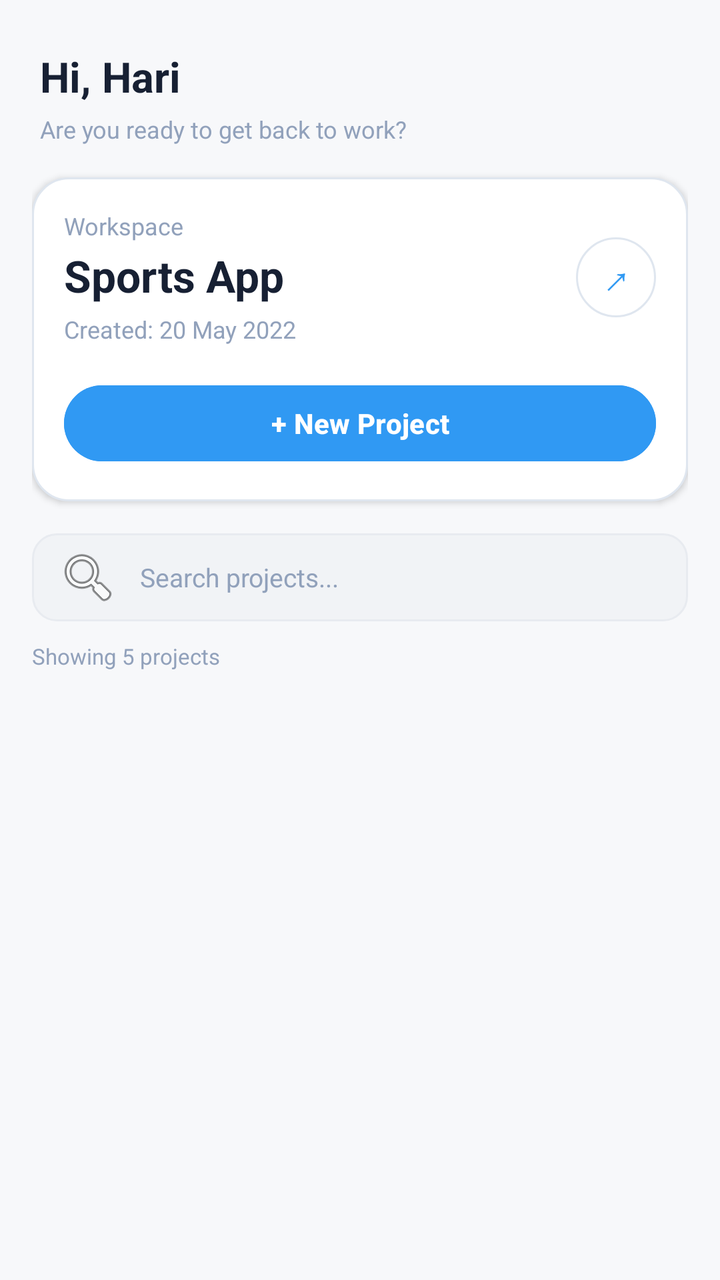
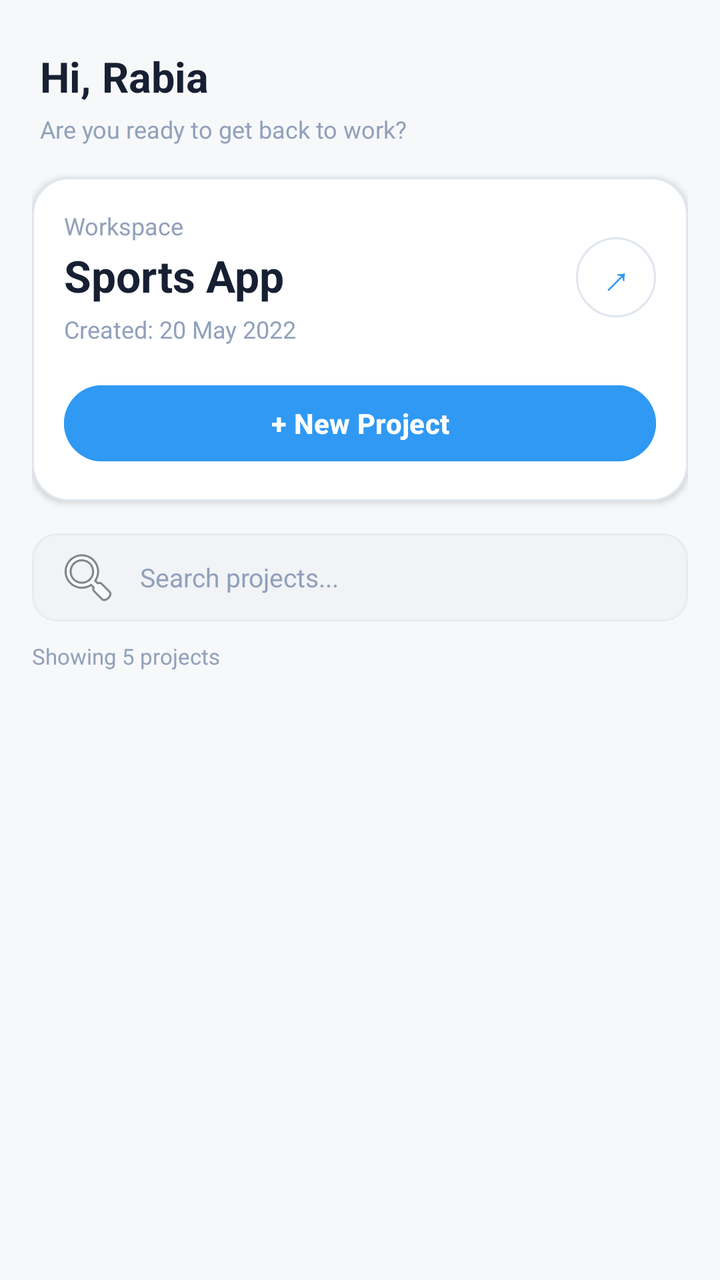

Compare the two renders of this Android layout. The source of the first and the diff that turns it into the second are given below.
<!-- AndroidManifest.xml: application theme Theme.TaskFlow -->
<!-- res/layout/activity_home.xml -->
<?xml version="1.0" encoding="utf-8"?>
<LinearLayout xmlns:android="http://schemas.android.com/apk/res/android"
    android:layout_width="match_parent"
    android:layout_height="match_parent"
    android:background="#F7F8FA"
    android:orientation="vertical"
    android:paddingStart="16dp"
    android:paddingTop="24dp"
    android:paddingEnd="16dp">

    
    <TextView
        android:id="@+id/tvWelcome"
        android:layout_width="match_parent"
        android:layout_height="wrap_content"
        android:paddingStart="4dp"
        android:text="Hi, Hari"
        android:textColor="#172033"
        android:textSize="21sp"
        android:textStyle="bold" />

    <TextView
        android:id="@+id/tvWelcomeSubtitle"
        android:layout_width="match_parent"
        android:layout_height="wrap_content"
        android:layout_marginTop="4dp"
        android:paddingStart="4dp"
        android:text="Are you ready to get back to work?"
        android:textColor="#91A1BB"
        android:textSize="12sp" />

    
    <LinearLayout
        android:layout_width="match_parent"
        android:layout_height="wrap_content"
        android:layout_marginTop="16dp"
        android:background="@drawable/bg_workspace_card"
        android:elevation="2dp"
        android:orientation="vertical"
        android:padding="16dp">

        <LinearLayout
            android:layout_width="match_parent"
            android:layout_height="wrap_content"
            android:gravity="center_vertical"
            android:orientation="horizontal">

            <LinearLayout
                android:layout_width="0dp"
                android:layout_height="wrap_content"
                android:layout_weight="1"
                android:orientation="vertical">

                <TextView
                    android:layout_width="wrap_content"
                    android:layout_height="wrap_content"
                    android:text="Workspace"
                    android:textColor="#91A1BB"
                    android:textSize="12sp" />

                <TextView
                    android:layout_width="wrap_content"
                    android:layout_height="wrap_content"
                    android:layout_marginTop="2dp"
                    android:text="Sports App"
                    android:textColor="#172033"
                    android:textSize="22sp"
                    android:textStyle="bold" />

                <TextView
                    android:id="@+id/tvWorkspaceCreated"
                    android:layout_width="wrap_content"
                    android:layout_height="wrap_content"
                    android:layout_marginTop="4dp"
                    android:text="Created: 20 May 2022"
                    android:textColor="#91A1BB"
                    android:textSize="12sp" />
            </LinearLayout>

            <TextView
                android:id="@+id/tvWorkspaceArrow"
                android:layout_width="40dp"
                android:layout_height="40dp"
                android:background="@drawable/bg_workspace_arrow"
                android:gravity="center"
                android:text="↗"
                android:textColor="#3099F3"
                android:textSize="20sp" />
        </LinearLayout>

        <Button
            android:id="@+id/btnNewProject"
            android:layout_width="match_parent"
            android:layout_height="46dp"
            android:layout_marginTop="16dp"
            android:backgroundTint="#3099F3"
            android:elevation="1dp"
            android:minHeight="0dp"
            android:text="+ New Project"
            android:textAllCaps="false"
            android:textColor="#FFFFFF"
            android:textSize="14sp"
            android:textStyle="bold" />
    </LinearLayout>

    
    <EditText
        android:id="@+id/etSearchProjects"
        android:layout_width="match_parent"
        android:layout_height="44dp"
        android:layout_marginTop="16dp"
        android:background="@drawable/bg_search_field"
        android:drawableStart="@android:drawable/ic_menu_search"
        android:drawablePadding="10dp"
        android:hint="Search projects..."
        android:inputType="text"
        android:paddingStart="12dp"
        android:paddingEnd="12dp"
        android:singleLine="true"
        android:textColor="#172033"
        android:textColorHint="#91A1BB"
        android:textSize="13sp" />

    
    <TextView
        android:id="@+id/tvProjectsCount"
        android:layout_width="match_parent"
        android:layout_height="wrap_content"
        android:layout_marginTop="10dp"
        android:layout_marginBottom="8dp"
        android:text="Showing 5 projects"
        android:textColor="#91A1BB"
        android:textSize="11sp" />

    
    <ListView
        android:id="@+id/lvProjects"
        android:layout_width="match_parent"
        android:layout_height="0dp"
        android:layout_weight="1"
        android:divider="@null"
        android:dividerHeight="12dp"
        android:overScrollMode="never"
        android:scrollbars="vertical" />

    
    <TextView
        android:id="@+id/tvNoProjects"
        android:layout_width="match_parent"
        android:layout_height="wrap_content"
        android:layout_marginTop="32dp"
        android:gravity="center"
        android:text="No matching projects found."
        android:textColor="#91A1BB"
        android:textSize="13sp"
        android:visibility="gone" />

</LinearLayout>
<!-- resources referenced by this layout -->
<resources>
  <!-- drawable bg_search_field (drawable) -->
  <shape xmlns:android="http://schemas.android.com/apk/res/android"
      android:shape="rectangle">
  
      <solid android:color="#F1F3F6" />
  
      <corners android:radius="12dp" />
  
      <stroke
          android:width="1dp"
          android:color="#E8EBF0" />
  
  </shape>
  <!-- drawable bg_workspace_arrow (drawable) -->
  <shape xmlns:android="http://schemas.android.com/apk/res/android"
      android:shape="oval">
  
      <solid android:color="#FFFFFF" />
  
      <stroke
          android:width="1dp"
          android:color="#DFE6EF" />
  
  </shape>
  <!-- drawable bg_workspace_card (drawable) -->
  <shape xmlns:android="http://schemas.android.com/apk/res/android"
      android:shape="rectangle">
  
      <solid android:color="#FFFFFF" />
  
      <corners android:radius="18dp" />
  
      <stroke
          android:width="1dp"
          android:color="#DFE6EF" />
  
  </shape>
  <style name="Theme.TaskFlow" parent="Base.Theme.TaskFlow" />
  <style name="Base.Theme.TaskFlow" parent="Theme.Material3.DayNight.NoActionBar">
          
          
      </style>
</resources>

<!-- the commit's change to res/layout/activity_home.xml (unified diff, before → after) -->
@@ -14,7 +14,7 @@
         android:layout_width="match_parent"
         android:layout_height="wrap_content"
         android:paddingStart="4dp"
-        android:text="Hi, Hari"
+        android:text="Hi, Rabia"
         android:textColor="#172033"
         android:textSize="21sp"
         android:textStyle="bold" />
